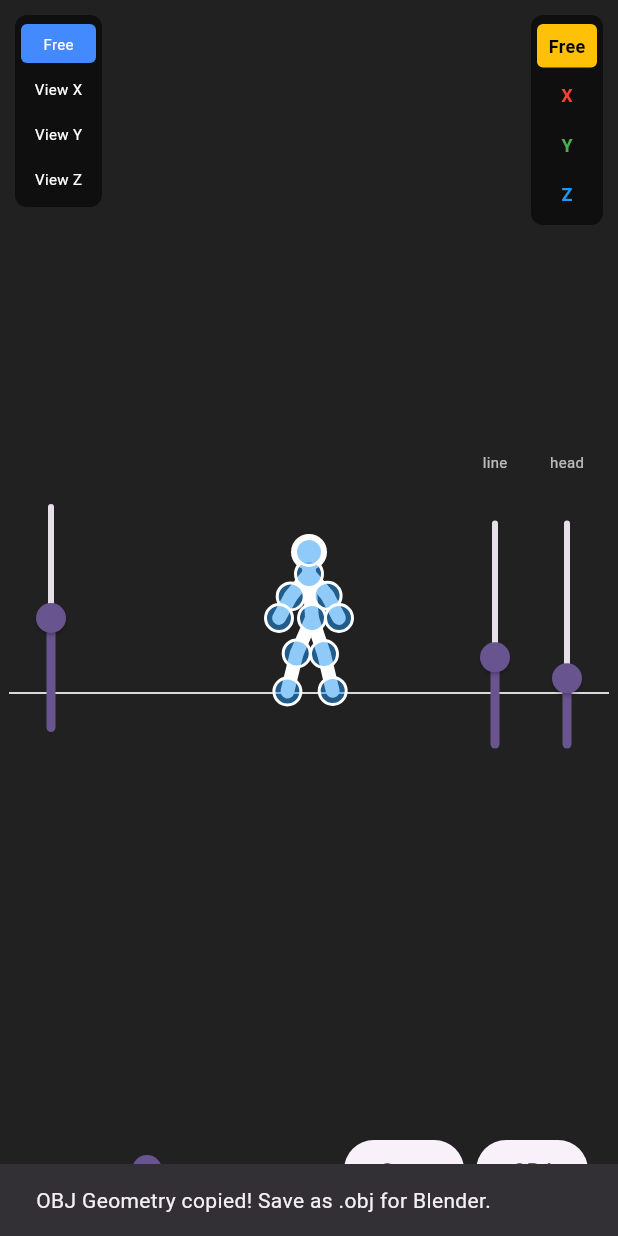
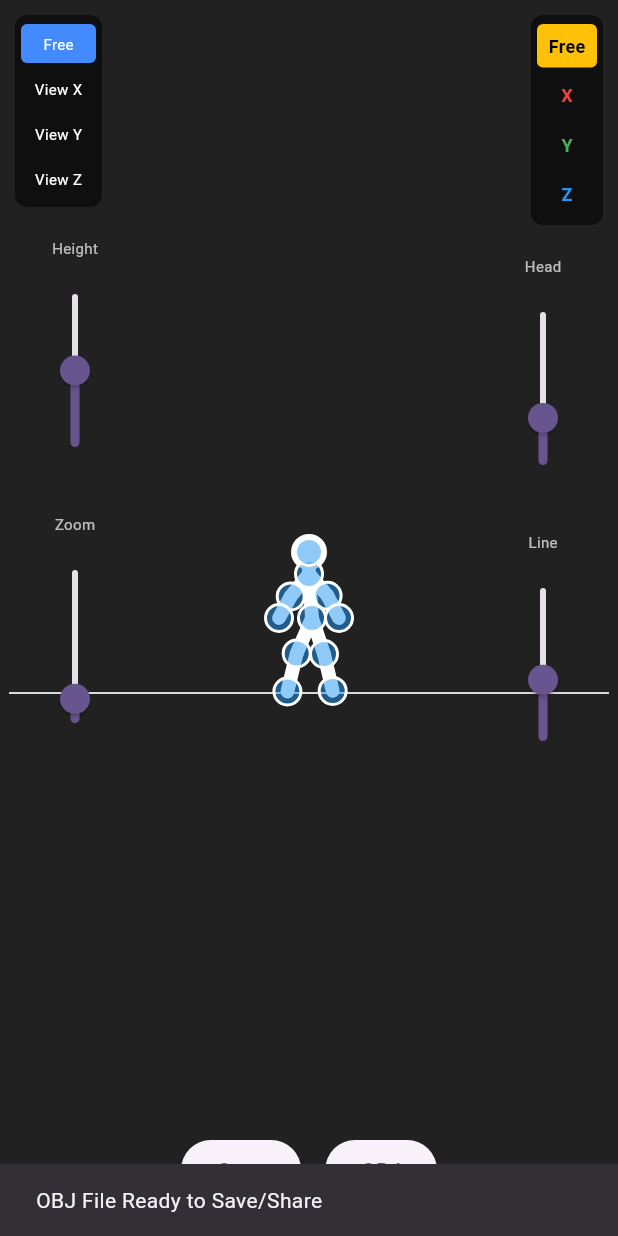
Before and after one commit to leehj825/stickman-animator, a Flutter app: the screen it shows after launch, after a tap on "OBJ", on a phone screen of 412 x 824 dp. Run offline on Flutter 3.47's test engine with Material 3 defaults, Android fonts, the phone set to English and light mode, and no system bars; our stand-ins replace share_plus.

Commit message:
Refactor Stickman to Classic Topology, add OBJ Export, and update Editor UI

```diff
--- a/lib/src/stickman_editor.dart
+++ b/lib/src/stickman_editor.dart
@@ -1,6 +1,10 @@
+import 'dart:io';
+import 'dart:math';
 import 'package:flutter/material.dart';
 import 'package:flutter/services.dart';
 import 'package:vector_math/vector_math_64.dart' as v;
+import 'package:path_provider/path_provider.dart';
+import 'package:share_plus/share_plus.dart';
 import 'stickman_skeleton.dart';
 import 'stickman_animator.dart';
 import 'stickman_painter.dart';
@@ -75,18 +79,35 @@ class _StickmanPoseEditorState extends State<StickmanPoseEditor> {
 
     // Inverse Logic depends on CameraView
     if (_cameraView == CameraView.free) {
-      // 3D Inverse
+      // 3D Inverse with Camera-Relative Dragging
       final rotMatrix = v.Matrix4.identity()
         ..rotateX(_rotationX)
         ..rotateY(_rotationY);
+
+      if (_axisMode == AxisMode.none) {
+        // Camera-Relative Dragging logic
+        // We want dragging Right on screen (delta.dx > 0) to move the object to the Camera's Right.
+        // We want dragging Up on screen (delta.dy < 0) to move the object to the Camera's Up.
+
+        // Since we are rotating the world (or model) by `rotMatrix`, the Camera is effectively fixed.
+        // The inverse of `rotMatrix` transforms from Camera/Screen space back to World space.
+        // This allows us to map screen deltas directly to world movement aligned with the current view.
+
         final invMatrix = v.Matrix4.inverted(rotMatrix);
 
-      if (_axisMode == AxisMode.none) {
-        final delta3 = v.Vector3(screenDelta.dx, screenDelta.dy, 0);
-        final worldDelta = invMatrix.transform3(delta3);
-        node.position.x += worldDelta.x / scaleFactor;
-        node.position.y += worldDelta.y / scaleFactor;
-        node.position.z += worldDelta.z / scaleFactor;
+        // Map screen delta (X, Y) to a 3D vector in View Space (Z=0 plane)
+        // Screen Y is Down, so typically corresponds to Camera -Up (or World -Y in front view).
+        // Let's assume standard mapping: dx -> Right, dy -> Down.
+
+        final deltaView = v.Vector3(screenDelta.dx, screenDelta.dy, 0);
+
+        // Transform this delta back to World Space
+        final worldMove = invMatrix.transform3(deltaView);
+
+        // Scale appropriately
+        worldMove.scale(1.0 / scaleFactor);
+
+        node.position.add(worldMove);
       } else {
         _applyAxisConstrainedMove(node, screenDelta, scaleFactor, rotMatrix);
       }
@@ -232,11 +253,17 @@ class _StickmanPoseEditorState extends State<StickmanPoseEditor> {
               SafeArea(
                 child: Stack(
                   children: [
-                    // Group B: Camera Views (Top Left)
+                    // Left Column (Top Left)
                     Positioned(
                       top: 10,
                       left: 10,
-                      child: Container(
+                      bottom: 100, // Leave space for bottom bar
+                      width: 80,
+                      child: Column(
+                         crossAxisAlignment: CrossAxisAlignment.start,
+                         children: [
+                           // Camera View Buttons
+                           Container(
                              padding: const EdgeInsets.all(4),
                              decoration: BoxDecoration(
                                 color: Colors.black54,
@@ -251,13 +278,57 @@ class _StickmanPoseEditorState extends State<StickmanPoseEditor> {
                                ],
                              ),
                            ),
+                           const SizedBox(height: 20),
+                           // Camera Height Slider
+                           Expanded(
+                             child: Column(
+                               mainAxisSize: MainAxisSize.min,
+                               children: [
+                                 Text("Height", style: styleLabel),
+                                 SizedBox(
+                                   height: 150,
+                                   child: RotatedBox(
+                                     quarterTurns: 3,
+                                     child: Slider(
+                                       value: _cameraHeight,
+                                       min: -200,
+                                       max: 200,
+                                       onChanged: (v) => setState(() => _cameraHeight = v),
+                                     ),
+                                   ),
+                                 ),
+                                 const SizedBox(height: 20),
+                                 Text("Zoom", style: styleLabel),
+                                 SizedBox(
+                                   height: 150,
+                                   child: RotatedBox(
+                                     quarterTurns: 3,
+                                     child: Slider(
+                                       value: _zoom,
+                                       min: 0.5,
+                                       max: 10.0,
+                                       onChanged: (v) => setState(() => _zoom = v),
+                                     ),
+                                   ),
+                                 ),
+                               ],
+                             ),
+                           ),
+                         ],
+                      ),
                     ),
 
-                    // Group A: Drag Constraints (Top Right)
+                    // Right Column (Top Right)
                     Positioned(
                       top: 10,
                       right: 10,
-                      child: Container(
+                      bottom: 100,
+                      width: 80,
+                      child: Column(
+                         crossAxisAlignment: CrossAxisAlignment.end,
+                         children: [
+                           // Drag Axis Buttons
+                           Container(
                              padding: const EdgeInsets.all(4),
                              decoration: BoxDecoration(
                                 color: Colors.black54,
@@ -272,46 +343,34 @@ class _StickmanPoseEditorState extends State<StickmanPoseEditor> {
                                ],
                              ),
                            ),
-                    ),
-
-                    // Group C: Camera Height (Left Edge Vertical Slider)
-                    Positioned(
-                      left: 10,
-                      top: 200,
-                      bottom: 200, // Constrain height
-                      child: Center(
+                           const SizedBox(height: 20),
+                           // Head Slider
+                           Column(
+                             children: [
+                               Text("Head", style: styleLabel),
+                               SizedBox(
+                                 height: 150,
                                  child: RotatedBox(
                                    quarterTurns: 3,
-                          child: SizedBox(
-                            width: 200, // Fixed visual length
                                    child: Slider(
-                              value: _cameraHeight,
-                              min: -200,
-                              max: 200,
-                              onChanged: (v) => setState(() => _cameraHeight = v),
-                              label: "Height",
+                                     value: widget.controller.skeleton.headRadius,
+                                     min: 2.0,
+                                     max: 15.0,
+                                     onChanged: (v) => setState(() => widget.controller.skeleton.headRadius = v),
                                    ),
                                  ),
                                ),
+                             ],
                            ),
-                    ),
-
-                    // Line and Head sliders (Right Edge Vertical Sliders)
-                    Positioned(
-                      right: 10,
-                      top: 200,
-                      bottom: 200, // Constrain height
-                      child: Row(
+                           const SizedBox(height: 20),
+                           // Line Slider
+                           Column(
                              children: [
-                          Column(
-                            mainAxisAlignment: MainAxisAlignment.center,
-                            children: [
-                              Text("line", style: styleLabel),
-                              SizedBox(height: 8),
-                              RotatedBox(
+                               Text("Line", style: styleLabel),
+                               SizedBox(
+                                 height: 150,
+                                 child: RotatedBox(
                                    quarterTurns: 3,
-                                child: SizedBox(
-                                  width: 200, // Fixed visual length
                                    child: Slider(
                                      value: widget.controller.skeleton.strokeWidth,
                                      min: 1.0,
@@ -322,33 +381,16 @@ class _StickmanPoseEditorState extends State<StickmanPoseEditor> {
                                ),
                              ],
                            ),
-                          Column(
-                            mainAxisAlignment: MainAxisAlignment.center,
-                            children: [
-                              Text("head", style: styleLabel),
-                              SizedBox(height: 8),
-                              RotatedBox(
-                                quarterTurns: 3,
-                                child: SizedBox(
-                                  width: 200, // Fixed visual length
-                                  child: Slider(
-                                    value: widget.controller.skeleton.headRadius,
-                                    min: 2.0,
-                                    max: 15.0,
-                                    onChanged: (v) => setState(() => widget.controller.skeleton.headRadius = v),
-                                  ),
-                                ),
-                              ),
-                            ],
-                          ),
                          ],
                       ),
                     ),
 
-                    // Node Operations (Bottom Right)
+                    // Bottom Center Toolbar
                     Positioned(
                       bottom: 20,
-                      right: 20,
+                      left: 0,
+                      right: 0,
+                      child: Center(
                         child: Row(
                           mainAxisSize: MainAxisSize.min,
                           children: [
@@ -356,27 +398,12 @@ class _StickmanPoseEditorState extends State<StickmanPoseEditor> {
                               onPressed: _copyPoseToClipboard,
                               child: const Text("Copy"),
                             ),
-                          const SizedBox(width: 8),
+                            const SizedBox(width: 16),
                             ElevatedButton(
-                            onPressed: _exportObjToClipboard,
+                              onPressed: _saveObjToFile,
                               child: const Text("OBJ"),
                             ),
                           ],
-                      ),
-                    ),
-
-                    // Zoom Slider (Bottom Left)
-                    Positioned(
-                      left: 50,
-                      bottom: 20,
-                      child: SizedBox(
-                        width: 200,
-                        child: Slider(
-                          value: _zoom,
-                          min: 0.5,
-                          max: 10.0,
-                          onChanged: (v) => setState(() => _zoom = v),
-                          label: "Zoom",
                         ),
                       ),
                     ),
@@ -455,11 +482,23 @@ class _StickmanPoseEditorState extends State<StickmanPoseEditor> {
     );
   }
 
-  void _exportObjToClipboard() {
+  Future<void> _saveObjToFile() async {
     final obj = StickmanExporter.generateObjString(widget.controller.skeleton);
-    Clipboard.setData(ClipboardData(text: obj));
+
+    // Save to temp file
+    final directory = await getTemporaryDirectory();
+    final file = File('${directory.path}/stickman.obj');
+    await file.writeAsString(obj);
+
+    // Share using share_plus
+    // This provides a native save/share dialog
+    await Share.shareXFiles([XFile(file.path)], text: 'Stickman 3D Model');
+
+    // Fallback/Confirm
+    if (mounted) {
       ScaffoldMessenger.of(context).showSnackBar(
-      const SnackBar(content: Text("OBJ Geometry copied! Save as .obj for Blender.")),
+        const SnackBar(content: Text("OBJ File Ready to Save/Share")),
       );
     }
   }
+}
--- a/lib/src/stickman_painter.dart
+++ b/lib/src/stickman_painter.dart
@@ -138,6 +138,12 @@ class StickmanPainter extends CustomPainter {
 
       for (var child in node.children) {
          final end = toScreen(child.position);
+
+         // New Topology Logic: Direct Lines (Neck->Elbow, Hip->Knee)
+         // This is handled automatically by the hierarchy traversal
+         // because the children list now reflects the new topology.
+         // e.g., Neck children includes Elbows.
+
          canvas.drawLine(start, end, paint);
          drawNode(child);
       }
--- a/pubspec.yaml
+++ b/pubspec.yaml
@@ -8,6 +8,8 @@ dependencies:
   flutter:
     sdk: flutter
   vector_math: ^2.1.4
+  share_plus: ^10.0.0
+  path_provider: ^2.1.1
 
 dev_dependencies:
   flutter_test:
```
Also changed, not shown: lib/src/stickman_exporter.dart (+2 -24 lines). Lines whose indentation alone changed are shown as unchanged.
